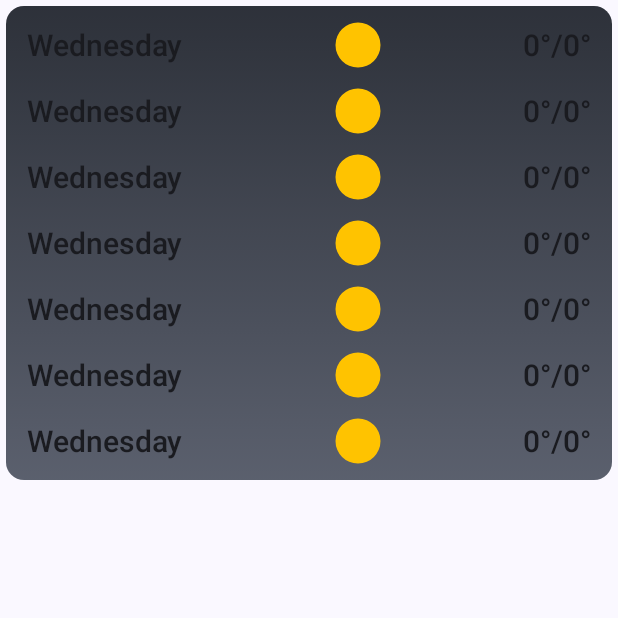
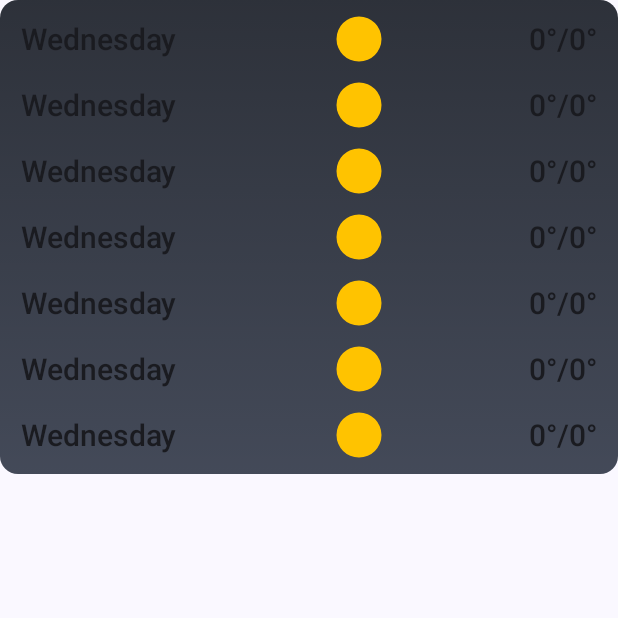
Before and after one commit to Simeon03/JetWeather, an Android app built with Jetpack Compose: the composable WeeklyWeatherView shown on its own in the app's theme, on a phone screen of 412 x 824 dp, the top half of it. Run offline under Robolectric (Android 15) with nearby library versions, the phone set to English and light mode, and no system bars; network calls fail; 2 statements that could not run were skipped.

Commit message:
More formatting lol

```diff
--- a/app/src/main/java/com/example/jetweather/views/MainActivity.kt
+++ b/app/src/main/java/com/example/jetweather/views/MainActivity.kt
@@ -56,7 +56,7 @@ class MainActivity : ComponentActivity() {
                     ) {
                         item {
                             CurrentWeatherView(viewModel = viewModel)
-                            Spacer(modifier = Modifier.padding(8.dp))
+                            Spacer(modifier = Modifier.padding(vertical = 24.dp))
                             WeeklyWeatherView(viewModel = viewModel)
                         }
                     }
--- a/app/src/main/java/com/example/jetweather/views/weeklyweather/WeeklyWeatherView.kt
+++ b/app/src/main/java/com/example/jetweather/views/weeklyweather/WeeklyWeatherView.kt
@@ -36,12 +36,11 @@ fun WeeklyWeatherView(viewModel: WeatherViewModel) {
 
     val gradientColors = listOf(
         Gradient1.copy(alpha = 0.8f),
-        Gradient2.copy(alpha = 0.6f)
+        Gradient2.copy(alpha = 0.7f)
     )
 
     Card(
         shape = RoundedCornerShape(12.dp),
-        modifier = Modifier.padding(4.dp)
     ) {
         Box(modifier = Modifier.fillMaxWidth().background(Brush.verticalGradient(gradientColors))) {
             Column(
```
